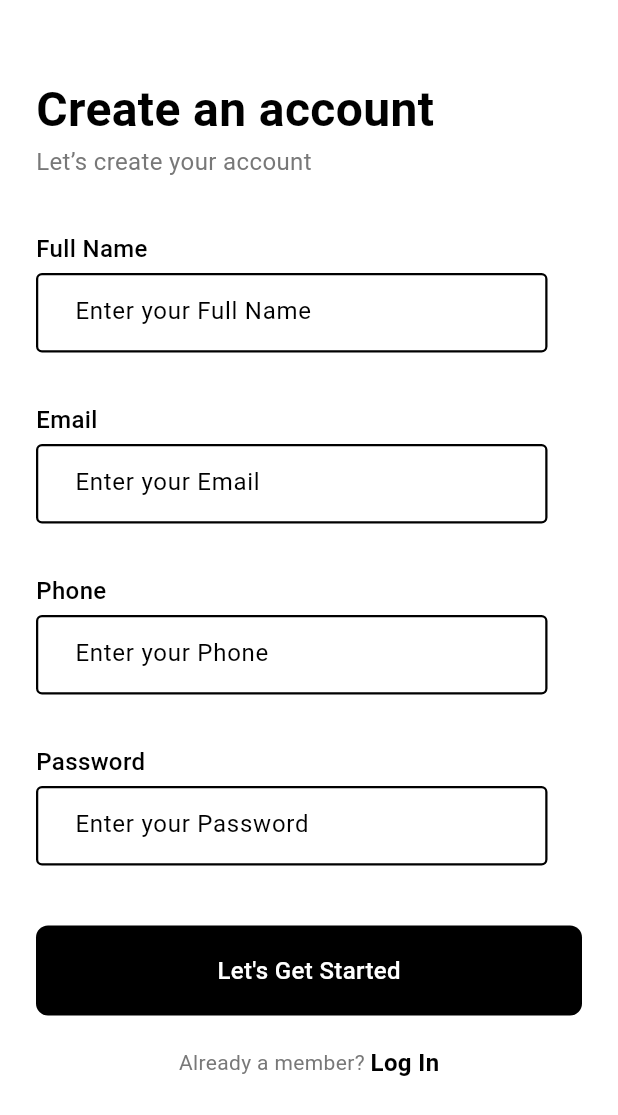
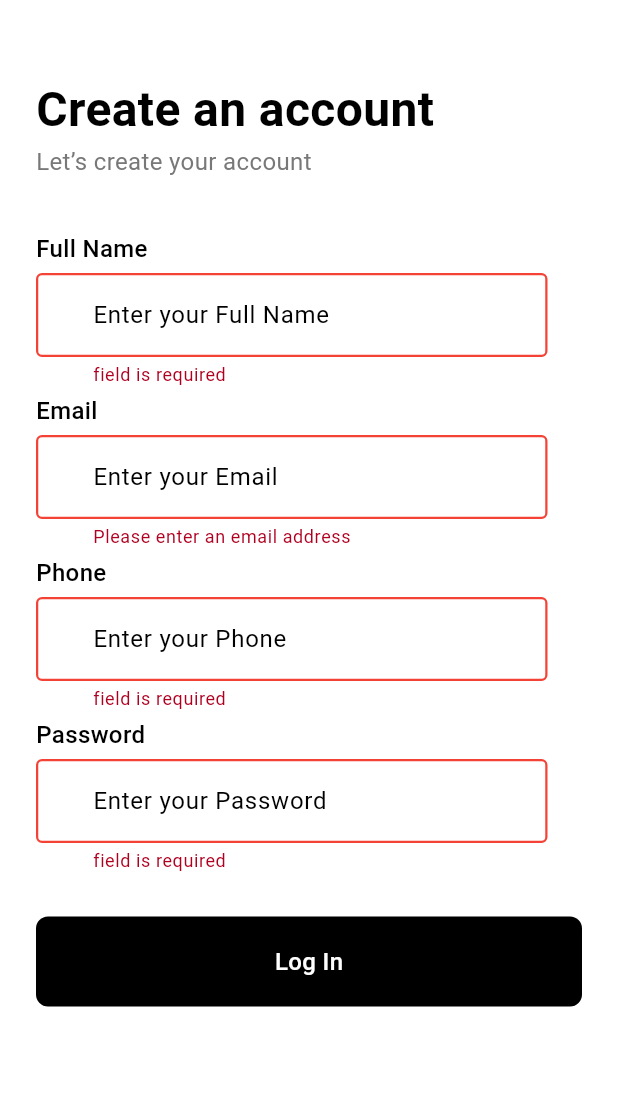
Before and after one commit to ahmedsaadbadawy/E_commerce_app, a Flutter app: the SignupScreen screen opened by its route, after a tap on "Log In", on a phone screen of 412 x 824 dp. Shown: the top 1115 px of the screen. Run offline on Flutter 3.47's test engine with Material 3 defaults, Android fonts, the phone set to English and light mode, and no system bars; our stand-ins replace firebase_core, go_router; accounts and stored records are empty; network calls fail.

Commit message:
add text form feild validation

```diff
--- a/lib/views/login_and_signup/signup_screen.dart
+++ b/lib/views/login_and_signup/signup_screen.dart
@@ -6,23 +6,33 @@ import '../../core/widgets/custom_button.dart';
 import 'widgets/custom_text_form_field_with_title.dart';
 
 // ignore: must_be_immutable
-class SignupScreen extends StatelessWidget {
-  SignupScreen({super.key});
+class SignupScreen extends StatefulWidget {
+  const SignupScreen({super.key});
 
-  String? email;
+  @override
+  State<SignupScreen> createState() => _SignupScreenState();
+}
 
-  String? password;
+class _SignupScreenState extends State<SignupScreen> {
 
-  String? name;
+  final _emailController = TextEditingController();
 
-  String? phone;
+  final _passwordController = TextEditingController();
+
+  final _nameController = TextEditingController();
+
+  final _phoneController = TextEditingController();
+
+  final _formkey = GlobalKey<FormState>();
 
   @override
   Widget build(BuildContext context) {
     return Scaffold(
       body: Padding(
-        padding: const EdgeInsets.only(left: 24, right: 24, top: 50),
+        padding:
+            const EdgeInsets.only(left: 24, right: 24, top: 50, bottom: 20),
         child: Form(
+          key: _formkey,
           child: ListView(
             children: [
               const Text(
@@ -39,61 +49,39 @@ class SignupScreen extends StatelessWidget {
                 height: 35,
               ),
               CustomTextFormFieldWithTitle(
+                controller: _nameController,
                 labelText: "Full Name",
-                onChanged: (data) {
-                  name = data;
-                },
               ),
-              const SizedBox(height: 33),
               CustomTextFormFieldWithTitle(
+                controller: _emailController,
                 labelText: "Email",
-                onChanged: (data) {
-                  email = data;
-                },
               ),
-              const SizedBox(height: 33),
               CustomTextFormFieldWithTitle(
+                controller: _phoneController,
                 labelText: "Phone",
-                onChanged: (data) {
-                  phone = data;
-                },
               ),
-              const SizedBox(height: 33),
               CustomTextFormFieldWithTitle(
                 labelText: "Password",
-                onChanged: (data) {
-                  password = data;
-                },
                 obscureText: true,
+                controller: _passwordController,
               ),
               const SizedBox(
-                height: 40,
+                height: 25,
               ),
               CustomButton(
-                onTap: () {},
-                buttonName: 'Let\'s Get Started',
+                onTap: () {
+                  _formkey.currentState!.validate();
+                  // String email = _emailController.text;
+                  // String passward = _passwordController.text;
+                  // String phone = _phoneController.text;
+                  // String name = _nameController.text;
+
+                  if (_formkey.currentState!.validate()) {
+                    GoRouter.of(context).pop();
+                  }
+                },
+                buttonName: 'Log In',
               ),
-              const SizedBox(
-                height: 20,
-              ),
-              Row(
-                mainAxisAlignment: MainAxisAlignment.center,
-                children: [
-                  const Text(
-                    'Already a member? ',
-                    style: TextStyle(color: khintColor),
-                  ),
-                  GestureDetector(
-                    onTap: () {
-                      GoRouter.of(context).pop();
-                    },
-                    child: Text(
-                      'Log In',
-                      style: Styles.styleSemiBold32.copyWith(fontSize: 16),
-                    ),
-                  ),
-                ],
-              )
             ],
           ),
         ),
--- a/lib/views/login_and_signup/widgets/custom_text_form_field.dart
+++ b/lib/views/login_and_signup/widgets/custom_text_form_field.dart
@@ -8,19 +8,25 @@ class CustomTextFormField extends StatelessWidget {
     required this.obscureText,
     required this.onChanged,
     required this.labelText,
+    required this.controller,
   });
 
   final bool? obscureText;
   final Function(String p1)? onChanged;
   final String labelText;
-
+  final TextEditingController controller;
   @override
   Widget build(BuildContext context) {
     return TextFormField(
       obscureText: obscureText!,
+      controller: controller,
       validator: (data) {
-        if (data!.isEmpty) {
+        if (labelText == 'Email') {
+          return emailValidation(data);
+        } else if (data!.isEmpty) {
           return 'field is required';
+        } else if (data.length < 6) {
+          return "$labelText must be at least 6 characters long";
         } else {
           return null;
         }
@@ -29,15 +35,29 @@ class CustomTextFormField extends StatelessWidget {
       decoration: InputDecoration(
         hintText: 'Enter your $labelText',
         hintStyle: Styles.styleRegular16,
-        //fillColor: Color(0xffF2F2F2),
-        //filled: true,
-        contentPadding: const EdgeInsets.only(
-            left: 22, right: 10, top: 16, bottom: 16),
+        contentPadding:
+            const EdgeInsets.only(left: 22, right: 10, top: 16, bottom: 16),
         enabledBorder: const OutlineInputBorder(
           borderRadius: BorderRadius.all(Radius.circular(4)),
           borderSide: BorderSide(
             width: 1.5,
             color: Colors.black,
+          ),
+        ),
+        errorBorder: const OutlineInputBorder(
+          gapPadding: 16,
+          borderRadius: BorderRadius.all(Radius.circular(4)),
+          borderSide: BorderSide(
+            width: 1.5,
+            color: Colors.red,
+          ),
+        ),
+        focusedErrorBorder: const OutlineInputBorder(
+          gapPadding: 16,
+          borderRadius: BorderRadius.all(Radius.circular(4)),
+          borderSide: BorderSide(
+            width: 2,
+            color: Colors.red,
           ),
         ),
         focusedBorder: const OutlineInputBorder(
@@ -49,4 +69,14 @@ class CustomTextFormField extends StatelessWidget {
       ),
     );
   }
+
+  String? emailValidation(String? data) {
+    if (data!.isEmpty) {
+      return 'Please enter an email address';
+    } else if (!RegExp(r'^[\w-]+(\.[\w-]+)*@[\w-]+(\.[\w-]+)+$')
+        .hasMatch(data)) {
+      return 'Please enter a valid email address';
+    }
+    return null;
+  }
 }
--- a/lib/views/login_and_signup/widgets/custom_text_form_field_with_title.dart
+++ b/lib/views/login_and_signup/widgets/custom_text_form_field_with_title.dart
@@ -9,11 +9,12 @@ class CustomTextFormFieldWithTitle extends StatelessWidget {
     required this.labelText,
     this.onChanged,
     this.obscureText = false,
+    required this.controller,
   });
   final String labelText;
   final Function(String)? onChanged;
   final bool? obscureText;
-
+  final TextEditingController controller;
   @override
   Widget build(BuildContext context) {
     return Column(
@@ -26,16 +27,14 @@ class CustomTextFormFieldWithTitle extends StatelessWidget {
         const SizedBox(
           height: 5,
         ),
-        FittedBox(
-          fit: BoxFit.scaleDown,
-          child: SizedBox(
-            width: 341,
-            height: 53,
-            child: CustomTextFormField(
-              obscureText: obscureText,
-              onChanged: onChanged,
-              labelText: labelText,
-            ),
+        SizedBox(
+          width: 341,
+          height: 80,
+          child: CustomTextFormField(
+            obscureText: obscureText,
+            onChanged: onChanged,
+            labelText: labelText,
+            controller: controller,
           ),
         ),
       ],
```
Also changed, not shown: lib/views/login_and_signup/login_screen.dart (+26 -15 lines).
